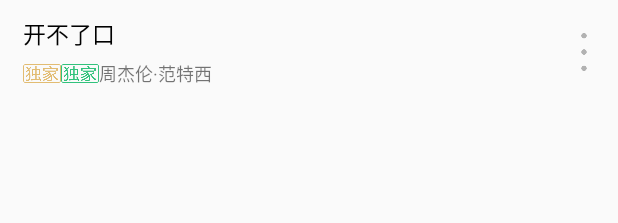
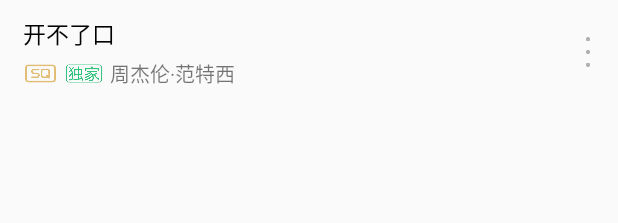
Before and after one commit to PdKingLiu/QQMusic, an Android app: the layout music_item_layout.xml on its own in the app's theme, with its tools: preview values and no code run, on a phone screen of 412 x 824 dp. Shown: the top 223 px of the screen. Run offline under Robolectric (Android 15) with nearby library versions, the phone set to English and light mode, and no system bars.

Commit message:
实现搜索加载更多

```diff
--- a/app/build.gradle
+++ b/app/build.gradle
@@ -24,6 +24,7 @@ dependencies {
     implementation 'com.android.support:design:28.0.0'
     implementation 'com.android.support:recyclerview-v7:28.0.0'
     implementation 'com.android.support.constraint:constraint-layout:1.1.3'
+    implementation 'com.scwang.smartrefresh:SmartRefreshLayout:1.1.0-alpha-14'
     implementation 'de.hdodenhof:circleimageview:2.2.0'
     implementation 'com.google.code.gson:gson:2.8.0'
     implementation 'com.squareup.okhttp3:okhttp:3.11.0'
--- a/app/src/main/java/com/example/qqmusic/MusicItemAdapter.java
+++ b/app/src/main/java/com/example/qqmusic/MusicItemAdapter.java
@@ -20,7 +20,8 @@ public class MusicItemAdapter extends RecyclerView.Adapter<MusicItemAdapter.View
     @NonNull
     @Override
     public ViewHolder onCreateViewHolder(@NonNull ViewGroup viewGroup, int i) {
-        View view = LayoutInflater.from(viewGroup.getContext()).inflate(R.layout.music_item_layout, viewGroup, false);
+        View view = LayoutInflater.from(viewGroup.getContext()).inflate(R.layout
+                .music_item_layout, viewGroup, false);
         ViewHolder holder = new ViewHolder(view);
         return holder;
     }
@@ -29,7 +30,7 @@ public class MusicItemAdapter extends RecyclerView.Adapter<MusicItemAdapter.View
     public void onBindViewHolder(@NonNull ViewHolder viewHolder, int i) {
         MusicItem.DataBean.SongBean.ListBean song = list.get(i);
         viewHolder.music_name.setText(song.title);
-        String version = song.singer.get(0).name + song.album.name;
+        String version = song.singer.get(0).name + "  ·  " + song.album.name;
         viewHolder.music_verison.setText(version);
     }
 
--- a/app/src/main/java/com/example/qqmusic/Util.java
+++ b/app/src/main/java/com/example/qqmusic/Util.java
@@ -11,8 +11,9 @@ public class Util {
 
 
     //请求网络的
-    public static void sendRequest(String name, final okhttp3.Callback callback) {
-        final String URL = Final_music.api_music_list_front + name + Final_music
+    public static void sendRequest(String name, int flag, final okhttp3.Callback callback) {
+        final String URL = Final_music.api_music_list_front + flag + Final_music
+                .api_music_list_middle + name + Final_music
                 .api_music_list_rear;
         Log.d("Lpp", URL);
         new Thread(new Runnable() {
--- a/app/src/main/res/layout/music_item_layout.xml
+++ b/app/src/main/res/layout/music_item_layout.xml
@@ -29,13 +29,15 @@
             android:orientation="horizontal">
 
             <ImageView
-                android:layout_width="25dp"
+                android:layout_marginRight="5dp"
+                android:layout_width="23dp"
                 android:layout_height="wrap_content"
                 android:layout_gravity="center_vertical"
                 android:src="@drawable/icon_sq" />
 
             <ImageView
-                android:layout_width="25dp"
+                android:layout_marginRight="5dp"
+                android:layout_width="24dp"
                 android:layout_height="wrap_content"
                 android:layout_gravity="center_vertical"
                 android:src="@drawable/icon_theone" />
@@ -46,15 +48,15 @@
                 android:layout_height="wrap_content"
                 android:layout_gravity="center_vertical"
                 android:text="周杰伦·范特西"
-                android:textSize="12sp" />
+                android:textSize="13sp" />
         </LinearLayout>
 
     </LinearLayout>
 
     <ImageView
         android:id="@+id/music_icon"
-        android:layout_width="25dp"
-        android:layout_height="25dp"
+        android:layout_width="20dp"
+        android:layout_height="20dp"
         android:layout_gravity="center_vertical"
         android:layout_marginRight="10dp"
         android:src="@drawable/icon_more" />
```
Also changed, not shown: app/src/main/java/com/example/qqmusic/Final_music.java (+6 -3 lines), app/src/main/java/com/example/qqmusic/SearchActivity.java (+70 -8 lines), app/src/main/res/layout/activity_search.xml (+6 -2 lines), app/src/main/res/layout/search_success.xml (+8 -0 lines), app/src/main/res/drawable/icon_sq.png.
